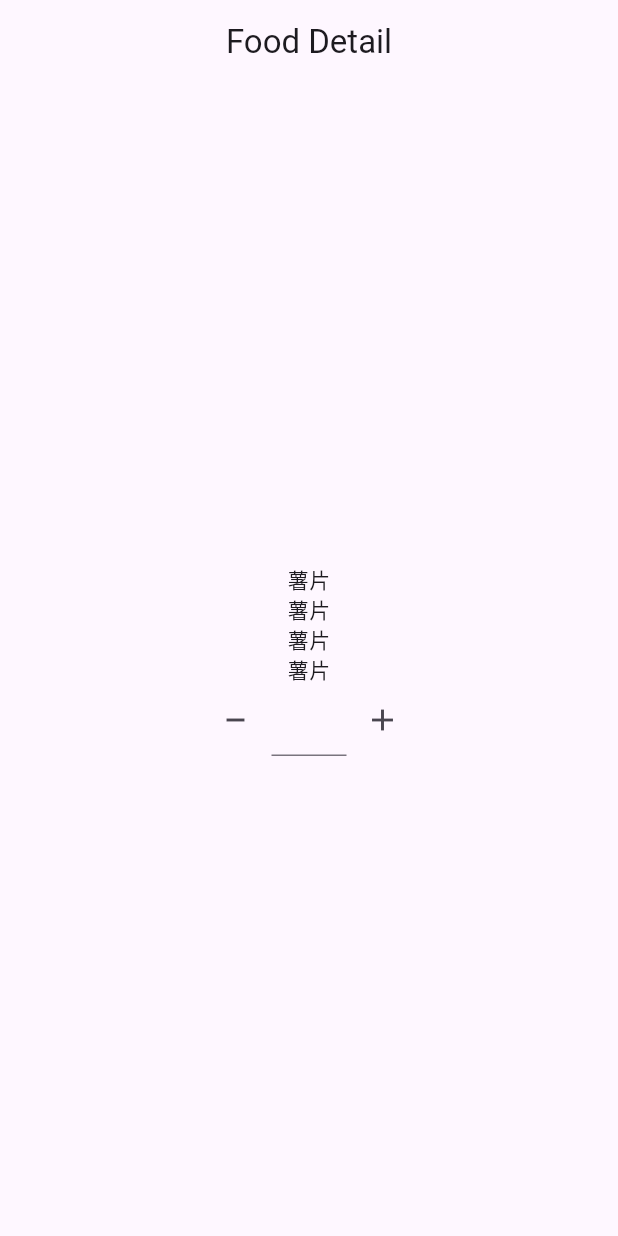
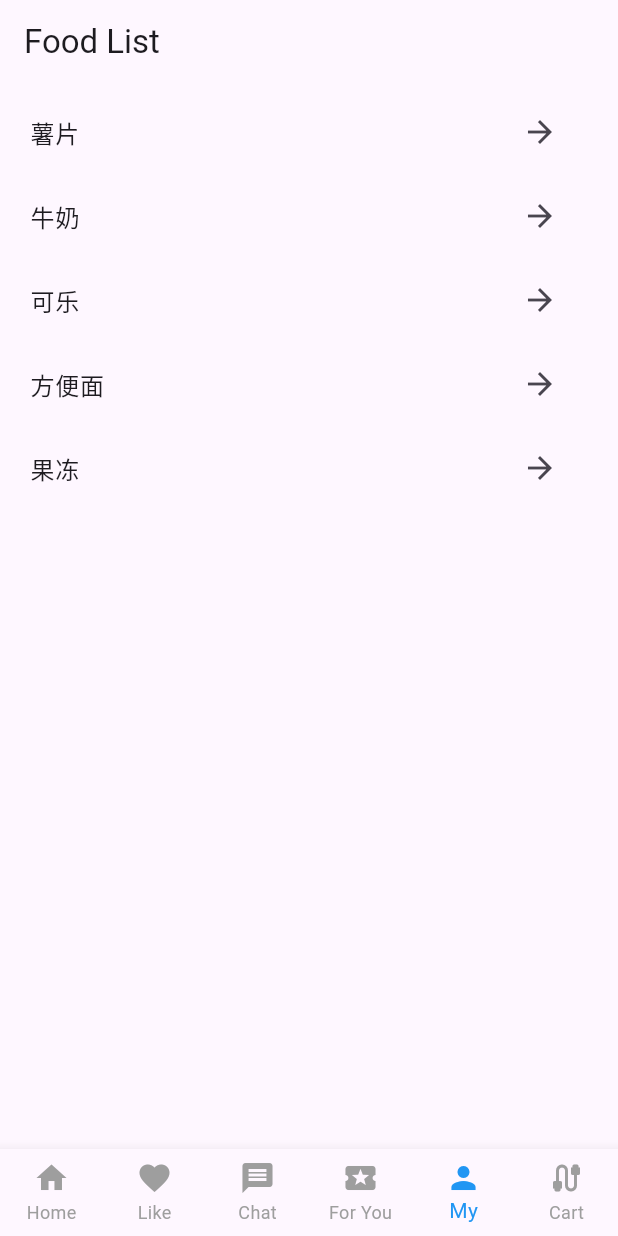
Before and after one commit to kitety/flutter_study, a Flutter app: the screen it shows after launch, on a phone screen of 412 x 824 dp. Run offline on Flutter 3.47's test engine with Material 3 defaults, Android fonts, the phone set to English and light mode, and no system bars; our stand-ins replace badges, flutter_slidable, get; network calls fail.

Commit message:
feat: basic getX

```diff
--- a/lib/app.dart
+++ b/lib/app.dart
@@ -5,13 +5,13 @@ import 'package:flutter_study/l10n/application_localizations_delegate.dart';
 import 'package:flutter_study/model/user.dart';
 import 'package:flutter_study/pages/cart/cart.dart';
 import 'package:flutter_study/pages/food_detail/food_detail.dart';
+import 'package:flutter_study/pages/food_list/food_list.dart';
 import 'package:flutter_study/pages/for_you/index.dart';
 import 'package:flutter_study/pages/home/home.dart';
 import 'package:flutter_study/pages/like/like.dart';
 import 'package:flutter_study/pages/message/Message.dart';
-import 'package:flutter_study/pages/my/my.dart';
 import 'package:flutter_study/route/route.dart';
-import 'package:flutter_study/store/models/cart/cart_bindings.dart';
+import 'package:flutter_study/store/models/cart/food_list_bindings.dart';
 import 'package:flutter_study/utils/local_helper.dart';
 import 'package:flutter_study/utils/localization_transition.dart';
 import 'package:flutter_study/utils/random_num.dart';
@@ -43,8 +43,8 @@ class App extends StatelessWidget {
         Locale('en'),
         Locale('de'),
       ],
-      initialBinding: CartBindings(),
-      initialRoute: RouteBaseConfig.detail,
+      initialBinding: FoodListBindings(),
+      initialRoute: RouteBaseConfig.home,
       getPages: [
         GetPage(name: RouteBaseConfig.home, page: () => const MyStackPage()),
         GetPage(name: RouteBaseConfig.detail, page: () => const FoodDetail()),
@@ -124,7 +124,14 @@ class _MyStackPageState extends State<MyStackPage> {
       ),
       body: IndexedStack(
         index: _currentIndex,
-        children: const [Home(), Like(), Message(), ForYou(), My(), Cart()],
+        children: const [
+          Home(),
+          Like(),
+          Message(),
+          ForYou(),
+          FoodListWidget(),
+          Cart()
+        ],
       ),
     );
   }
--- a/lib/common/food_constant.dart
+++ b/lib/common/food_constant.dart
@@ -1,4 +1,3 @@
-import 'package:flutter_study/model/food.dart';
+
 
 const foodNameList = ['薯片', '牛奶', '可乐', '方便面', '果冻'];
-final foodList = foodNameList.map((e) => Food(count: 0, name: e)).toList();
--- a/lib/model/food.dart
+++ b/lib/model/food.dart
@@ -1,6 +1,7 @@
 class Food {
   String name;
   int count;
+  bool isInCart = false;
 
   Food({required this.name, required this.count});
 }
--- a/lib/pages/my/my.dart
+++ b/lib/pages/food_list/food_list.dart
@@ -1,26 +1,28 @@
 import 'package:flutter/material.dart';
-import 'package:flutter_study/common/food_constant.dart';
 import 'package:flutter_study/route/route.dart';
+import 'package:flutter_study/store/models/cart/food_list_controller.dart';
 import 'package:get/get.dart';
 
-class foodListWidget extends StatelessWidget {
-  const foodListWidget({
+class FoodListContent extends GetView<FoodListController> {
+  const FoodListContent({
     super.key,
   });
 
   @override
   Widget build(BuildContext context) {
+    final foodList = controller.foodsList;
     return ListView.builder(
       padding: const EdgeInsets.all(4),
-      itemCount: foodList.length,
+      itemCount: controller.foodsList.length,
       itemBuilder: (BuildContext context, int index) {
-        String name = foodList[index].name;
+        final food = foodList[index];
+        String name = food.value.name;
         return ListTile(
           title: Text(name),
           trailing: IconButton(
             icon: const Icon(Icons.arrow_forward),
             onPressed: () {
-              Get.toNamed(RouteBaseConfig.detail);
+              Get.toNamed(RouteBaseConfig.detail, arguments: index);
             },
           ),
         );
@@ -29,21 +31,16 @@ class foodListWidget extends StatelessWidget {
   }
 }
 
-class My extends StatefulWidget {
-  const My({Key? key}) : super(key: key);
+class FoodListWidget extends StatelessWidget {
+  const FoodListWidget({Key? key}) : super(key: key);
 
-  @override
-  _MyState createState() => _MyState();
-}
-
-class _MyState extends State<My> {
   @override
   Widget build(BuildContext context) {
     return Scaffold(
       appBar: AppBar(
-        title: const Text(''),
+        title: const Text('Food List'),
       ),
-      body: const foodListWidget(),
+      body: const FoodListContent(),
     );
   }
 }
--- /dev/null
+++ b/lib/store/models/cart/api_server.dart
@@ -0,0 +1,11 @@
+import 'package:flutter_study/common/food_constant.dart';
+import 'package:get/get.dart';
+
+import '../../../model/food.dart';
+
+class ApiService {
+  static Future<List<Rx<Food>>> getFoods() async {
+    final foodList=foodNameList.map((e) => Food(count: 0,name: e).obs).toList();
+    return foodList;
+  }
+}
--- a/lib/store/models/cart/cart_bindings.dart
+++ /dev/null
@@ -1,9 +0,0 @@
-import 'package:get/get.dart';
-import './cart_controller.dart';
-
-class CartBindings implements Bindings {
-    @override
-    void dependencies() {
-        Get.put(CartController());
-    }
-}
--- a/lib/store/models/cart/cart_controller.dart
+++ /dev/null
@@ -1,10 +0,0 @@
-import 'package:flutter_study/model/food.dart';
-import 'package:get/get.dart';
-
-class CartController extends GetxController {
-  final items = <Food>[].obs;
-
-  void add(Food item) {
-    items.add(item);
-  }
-}
--- /dev/null
+++ b/lib/store/models/cart/food_list_bindings.dart
@@ -0,0 +1,9 @@
+import 'package:flutter_study/store/models/cart/food_list_controller.dart';
+import 'package:get/get.dart';
+
+class FoodListBindings implements Bindings {
+  @override
+  void dependencies() {
+    Get.put(FoodListController());
+  }
+}
--- /dev/null
+++ b/lib/utils/clamp.dart
@@ -0,0 +1,5 @@
+import 'dart:math';
+
+int clampIntNum(int current, int minValue, int maxValue) {
+  return max(minValue, min(maxValue, current));
+}
--- /dev/null
+++ b/lib/utils/random.dart
@@ -0,0 +1,6 @@
+import 'dart:math';
+
+int getRandomIndex(int max, [int min = 0]) {
+  final random = Random();
+  return min + random.nextInt(max - min + 1);
+}
```
Also changed, not shown: lib/components/counter_button/counter_button.dart (+46 -5 lines), lib/pages/cart/cart.dart (+49 -4 lines), lib/pages/food_detail/food_detail.dart (+76 -15 lines), lib/store/models/cart/cart_page.dart (deleted, +0 -16 lines), lib/store/models/cart/food_list_controller.dart (added, +21 -0 lines).
